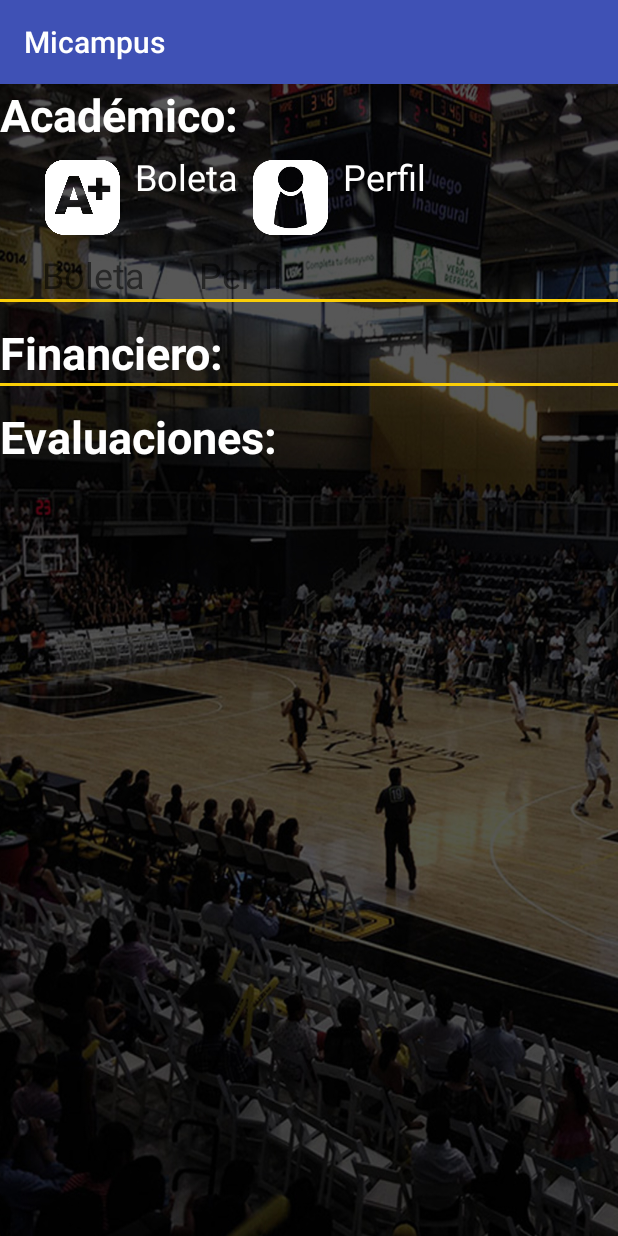
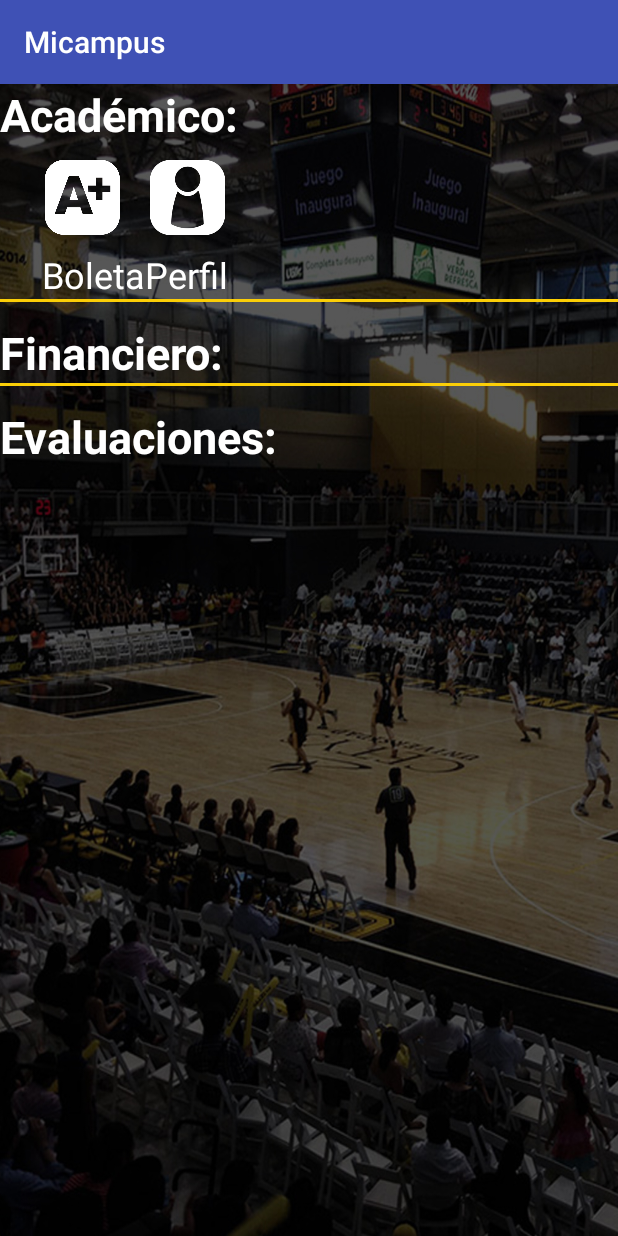
Before and after one commit to AndreaVaGa/IDG195-G7-Vazquez, an Android app: the MainMenuActivity screen opened directly, with no data from a screen before it, on a phone screen of 412 x 824 dp. Run offline under Robolectric (Android 15) with nearby library versions, the phone set to English and light mode, and no system bars; network calls fail.

Commit message:
MainMenu

```diff
--- a/Micampus/app/src/main/res/layout/activity_main_menu.xml
+++ b/Micampus/app/src/main/res/layout/activity_main_menu.xml
@@ -27,48 +27,29 @@
         android:layout_height="50dp"
         android:background="@drawable/icono2"
         android:layout_margin="10dp"/>
+    <Button
+        android:id="@+id/btn_perfil"
+        android:layout_width="50dp"
+        android:layout_height="50dp"
+        android:background="@drawable/iconoperfil"
+        android:layout_margin="10dp"/>
+    </LinearLayout>
+    <LinearLayout
+        android:layout_width="match_parent"
+        android:layout_height="wrap_content"
+        android:layout_marginLeft="28dp">
         <TextView
             android:layout_width="wrap_content"
             android:layout_height="wrap_content"
             android:text="Boleta"
             android:textSize="24dp"
             android:textColor="#ffffff"/>
-    <Button
-        android:id="@+id/btn_perfil"
-        android:layout_width="50dp"
-        android:layout_height="50dp"
-        android:background="@drawable/iconoperfil"
-        android:layout_margin="10dp"/>
         <TextView
             android:layout_width="wrap_content"
             android:layout_height="wrap_content"
             android:text="Perfil"
             android:textSize="24dp"
             android:textColor="#ffffff"/>
-    </LinearLayout>
-    <LinearLayout
-        android:layout_width="match_parent"
-        android:layout_height="wrap_content"
-        android:layout_marginLeft="28dp">
-        <TextView
-
-            android:layout_width="wrap_content"
-            android:layout_height="wrap_content"
-            android:text="Boleta"
-            android:textSize="24dp" />
-
-        <TextView
-            android:layout_width="wrap_content"
-            android:layout_height="wrap_content"
-            android:text="      "
-            android:textSize="24dp" />
-
-        <TextView
-
-            android:layout_width="wrap_content"
-            android:layout_height="wrap_content"
-            android:text="Perfil"
-            android:textSize="24dp" />
     </LinearLayout>
 
     <View
```
